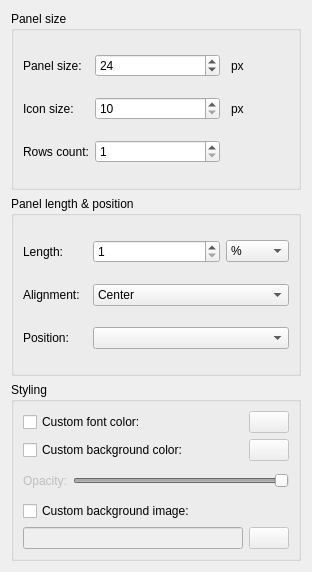
Old version of the form panel/config/configpaneldialog.ui in the repository lxqt/lxqt-panel.
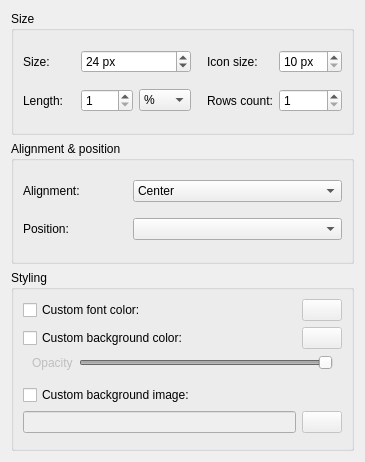
New version of the form. Icons and pictures are not drawn.

Commit message: Reorganize panel configuration dialog

Diff of the .ui file:
```diff
--- a/panel/config/configpaneldialog.ui
+++ b/panel/config/configpaneldialog.ui
@@ -6,8 +6,8 @@
    <rect>
     <x>0</x>
     <y>0</y>
-    <width>312</width>
-    <height>572</height>
+    <width>365</width>
+    <height>462</height>
    </rect>
   </property>
   <property name="sizePolicy">
@@ -29,48 +29,58 @@
       </sizepolicy>
      </property>
      <property name="title">
-      <string>Panel size</string>
+      <string>Size</string>
      </property>
      <property name="checkable">
       <bool>false</bool>
      </property>
      <layout class="QGridLayout" name="gridLayout">
-      <item row="2" column="1" colspan="2">
-       <widget class="QSpinBox" name="spinBox_lineCount">
-        <property name="minimum">
-         <number>1</number>
+      <item row="0" column="1">
+       <widget class="QLabel" name="label">
+        <property name="text">
+         <string>Size:</string>
         </property>
-        <property name="maximum">
-         <number>20</number>
-        </property>
        </widget>
       </item>
-      <item row="1" column="3">
-       <widget class="QLabel" name="label_px">
-        <property name="text">
-         <string>px</string>
+      <item row="0" column="2" colspan="2">
+       <widget class="QSpinBox" name="spinBox_panelSize">
+        <property name="suffix">
+         <string> px</string>
         </property>
-        <property name="indent">
-         <number>5</number>
+        <property name="value">
+         <number>24</number>
         </property>
        </widget>
       </item>
-      <item row="2" column="0">
-       <widget class="QLabel" name="label_lineCount">
-        <property name="text">
-         <string>Rows count:</string>
-        </property>
-       </widget>
-      </item>
-      <item row="1" column="0">
+      <item row="0" column="5">
        <widget class="QLabel" name="label_iconSize">
         <property name="text">
          <string>Icon size:</string>
         </property>
        </widget>
       </item>
-      <item row="1" column="1" colspan="2">
+      <item row="2" column="1">
+       <widget class="QLabel" name="label_length">
+        <property name="text">
+         <string>Length:</string>
+        </property>
+       </widget>
+      </item>
+      <item row="2" column="6">
+       <widget class="QSpinBox" name="spinBox_lineCount">
+        <property name="minimum">
+         <number>1</number>
+        </property>
+        <property name="maximum">
+         <number>20</number>
+        </property>
+       </widget>
+      </item>
+      <item row="0" column="6">
        <widget class="QSpinBox" name="spinBox_iconSize">
+        <property name="suffix">
+         <string> px</string>
+        </property>
         <property name="minimum">
          <number>10</number>
         </property>
@@ -79,29 +89,73 @@
         </property>
        </widget>
       </item>
-      <item row="0" column="0">
-       <widget class="QLabel" name="label">
-        <property name="text">
-         <string>Panel size:</string>
-        </property>
+      <item row="2" column="2" colspan="2">
+       <widget class="QWidget" name="widget_2" native="true">
+        <layout class="QHBoxLayout" name="horizontalLayout_2">
+         <property name="leftMargin">
+          <number>0</number>
+         </property>
+         <property name="topMargin">
+          <number>0</number>
+         </property>
+         <property name="rightMargin">
+          <number>0</number>
+         </property>
+         <property name="bottomMargin">
+          <number>0</number>
+         </property>
+         <item>
+          <widget class="QSpinBox" name="spinBox_length">
+           <property name="toolTip">
+            <string>&lt;p&gt;Negative pixel value sets the panel length to that many pixels less than available screen space.&lt;/p&gt;&lt;p/&gt;&lt;p&gt;&lt;i&gt;E.g. &quot;Length&quot; set to -100px, screen size is 1000px, then real panel length will be 900 px.&lt;/i&gt;&lt;/p&gt;</string>
+           </property>
+           <property name="minimum">
+            <number>1</number>
+           </property>
+           <property name="maximum">
+            <number>100</number>
+           </property>
+          </widget>
+         </item>
+         <item>
+          <widget class="QComboBox" name="comboBox_lenghtType">
+           <item>
+            <property name="text">
+             <string>%</string>
+            </property>
+           </item>
+           <item>
+            <property name="text">
+             <string>px</string>
+            </property>
+           </item>
+          </widget>
+         </item>
+        </layout>
        </widget>
       </item>
-      <item row="0" column="3">
-       <widget class="QLabel" name="label_2">
+      <item row="2" column="5">
+       <widget class="QLabel" name="label_lineCount">
         <property name="text">
-         <string>px</string>
+         <string>Rows count:</string>
         </property>
-        <property name="indent">
-         <number>5</number>
-        </property>
        </widget>
       </item>
-      <item row="0" column="1" colspan="2">
-       <widget class="QSpinBox" name="spinBox_panelSize">
-        <property name="value">
-         <number>24</number>
+      <item row="0" column="4">
+       <spacer name="horizontalSpacer">
+        <property name="orientation">
+         <enum>Qt::Horizontal</enum>
         </property>
-       </widget>
+        <property name="sizeType">
+         <enum>QSizePolicy::Minimum</enum>
+        </property>
+        <property name="sizeHint" stdset="0">
+         <size>
+          <width>10</width>
+          <height>20</height>
+         </size>
+        </property>
+       </spacer>
       </item>
      </layout>
     </widget>
@@ -115,23 +169,10 @@
       </sizepolicy>
      </property>
      <property name="title">
-      <string>Panel length &amp;&amp; position</string>
+      <string>Alignment &amp;&amp; position</string>
      </property>
      <layout class="QGridLayout" name="gridLayout_2">
       <item row="0" column="1" colspan="2">
-       <widget class="QSpinBox" name="spinBox_length">
-        <property name="toolTip">
-         <string>&lt;p&gt;Negative pixel value sets the panel length to that many pixels less than available screen space.&lt;/p&gt;&lt;p/&gt;&lt;p&gt;&lt;i&gt;E.g. &quot;Length&quot; set to -100px, screen size is 1000px, then real panel length will be 900 px.&lt;/i&gt;&lt;/p&gt;</string>
-        </property>
-        <property name="minimum">
-         <number>1</number>
-        </property>
-        <property name="maximum">
-         <number>100</number>
-        </property>
-       </widget>
-      </item>
-      <item row="1" column="1" colspan="3">
        <widget class="QComboBox" name="comboBox_alignment">
         <property name="currentIndex">
          <number>1</number>
@@ -153,38 +194,17 @@
         </item>
        </widget>
       </item>
-      <item row="0" column="3">
-       <widget class="QComboBox" name="comboBox_lenghtType">
-        <item>
-         <property name="text">
-          <string>%</string>
-         </property>
-        </item>
-        <item>
-         <property name="text">
-          <string>px</string>
-         </property>
-        </item>
-       </widget>
-      </item>
-      <item row="1" column="0">
+      <item row="0" column="0">
        <widget class="QLabel" name="label_alignment">
         <property name="text">
          <string>Alignment:</string>
         </property>
        </widget>
       </item>
-      <item row="0" column="0">
-       <widget class="QLabel" name="label_length">
-        <property name="text">
-         <string>Length:</string>
-        </property>
-       </widget>
-      </item>
-      <item row="2" column="1" colspan="3">
+      <item row="1" column="1" colspan="2">
        <widget class="QComboBox" name="comboBox_position"/>
       </item>
-      <item row="2" column="0">
+      <item row="1" column="0">
        <widget class="QLabel" name="label_position">
         <property name="text">
          <string>Position:</string>
@@ -213,43 +233,6 @@
         </property>
        </widget>
       </item>
-      <item row="0" column="1">
-       <widget class="QPushButton" name="pushButton_customFontColor">
-        <property name="enabled">
-         <bool>false</bool>
-        </property>
-        <property name="text">
-         <string/>
-        </property>
-        <property name="icon">
-         <iconset theme="color-picker">
-          <normaloff/>
-         </iconset>
-        </property>
-       </widget>
-      </item>
-      <item row="1" column="0">
-       <widget class="QCheckBox" name="checkBox_customBgColor">
-        <property name="text">
-         <string>Custom background color:</string>
-        </property>
-       </widget>
-      </item>
-      <item row="1" column="1">
-       <widget class="QPushButton" name="pushButton_customBgColor">
-        <property name="enabled">
-         <bool>false</bool>
-        </property>
-        <property name="text">
-         <string/>
-        </property>
-        <property name="icon">
-         <iconset theme="color-picker">
-          <normaloff/>
-         </iconset>
-        </property>
-       </widget>
-      </item>
       <item row="3" column="0">
        <widget class="QCheckBox" name="checkBox_customBgImage">
         <property name="text">
@@ -264,11 +247,21 @@
         </property>
        </widget>
       </item>
+      <item row="1" column="0">
+       <widget class="QCheckBox" name="checkBox_customBgColor">
+        <property name="text">
+         <string>Custom background color:</string>
+        </property>
+       </widget>
+      </item>
       <item row="4" column="1">
        <widget class="QPushButton" name="pushButton_customBgImage">
         <property name="enabled">
          <bool>false</bool>
         </property>
+        <property name="styleSheet">
+         <string notr="true"/>
+        </property>
         <property name="text">
          <string/>
         </property>
@@ -279,7 +272,43 @@
         </property>
        </widget>
       </item>
-      <item row="2" column="0" colspan="2">
+      <item row="0" column="1">
+       <widget class="QPushButton" name="pushButton_customFontColor">
+        <property name="enabled">
+         <bool>false</bool>
+        </property>
+        <property name="styleSheet">
+         <string notr="true"/>
+        </property>
+        <property name="text">
+         <string/>
+        </property>
+        <property name="icon">
+         <iconset theme="color-picker">
+          <normaloff/>
+         </iconset>
+        </property>
+       </widget>
+      </item>
+      <item row="1" column="1">
+       <widget class="QPushButton" name="pushButton_customBgColor">
+        <property name="enabled">
+         <bool>false</bool>
+        </property>
+        <property name="styleSheet">
+         <string notr="true"/>
+        </property>
+        <property name="text">
+         <string/>
+        </property>
+        <property name="icon">
+         <iconset theme="color-picker">
+          <normaloff/>
+         </iconset>
+        </property>
+       </widget>
+      </item>
+      <item row="5" column="0" colspan="2">
        <widget class="QWidget" name="widget" native="true">
         <layout class="QHBoxLayout" name="horizontalLayout">
          <property name="leftMargin">
@@ -294,13 +323,25 @@
          <property name="bottomMargin">
           <number>0</number>
          </property>
+        </layout>
+       </widget>
+      </item>
+      <item row="2" column="0" colspan="2">
+       <widget class="QWidget" name="widget_3" native="true">
+        <layout class="QHBoxLayout" name="horizontalLayout_3">
+         <property name="spacing">
+          <number>6</number>
+         </property>
+         <property name="topMargin">
+          <number>0</number>
+         </property>
          <item>
-          <widget class="QLabel" name="label_4">
+          <widget class="QLabel" name="label_2">
            <property name="enabled">
             <bool>false</bool>
            </property>
            <property name="text">
-            <string>Opacity:</string>
+            <string>Opacity</string>
            </property>
           </widget>
          </item>
@@ -312,6 +353,9 @@
            <property name="maximum">
             <number>100</number>
            </property>
+           <property name="pageStep">
+            <number>5</number>
+           </property>
            <property name="value">
             <number>100</number>
            </property>
```
Left out of the diff: 96 changed lines with no effect on the pictures. The commit also changes 4 other files.
